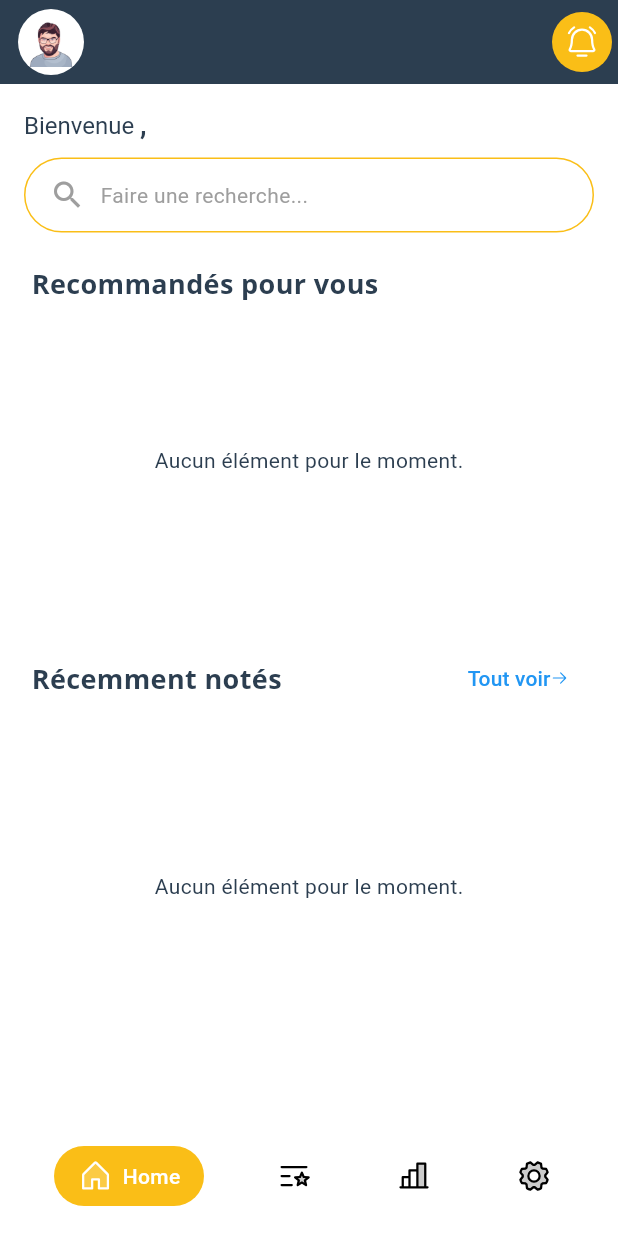
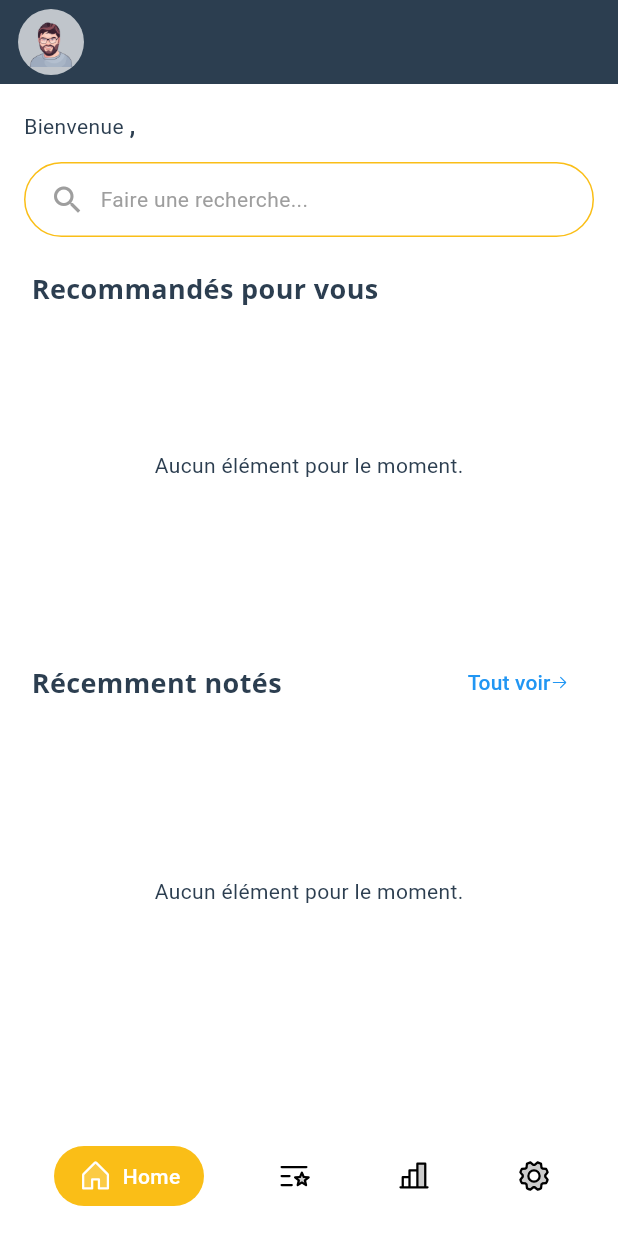
Before and after one commit to Alwil17/rate-master, a Flutter app: the HomeScreen screen opened by its route, on a phone screen of 412 x 824 dp. Run offline on Flutter 3.47's test engine with Material 3 defaults, Android fonts, the light colour scheme and no system bars; our stand-ins replace fl_chart, flutter_easyloading, go_router, package_info_plus, phosphor_flutter, shared_preferences; accounts and stored records are empty; generated files the repository leaves out were written again.

```diff
--- a/lib/screens/home/home_screen.dart
+++ b/lib/screens/home/home_screen.dart
@@ -59,14 +59,11 @@
                   children: [
                     TextSpan(
                       text: "${locale.welcome} ",
-                      style: TextStyle(
-                        fontSize: 16,
-                      ),
+                      style: Theme.of(context).textTheme.bodyMedium,
                     ),
                     TextSpan(
                       text: "${authProvider.user!.name},",
-                      style: TextStyle(
-                        fontSize: 18,
+                      style: Theme.of(context).textTheme.bodyLarge?.copyWith(
                         fontWeight: FontWeight.bold,
                       ),
                     ),
--- a/lib/screens/home/widgets/home_app_bar.dart
+++ b/lib/screens/home/widgets/home_app_bar.dart
@@ -7,18 +7,18 @@
 PreferredSizeWidget homeAppBar(
     BuildContext context, VoidCallback? onRefresh) {
   return AppBar(
-    elevation: 0,
     leading: InkWell(
       onTap: () => context.pushNamed(APP_PAGES.profile.toName),
       child: Padding(
         padding: const EdgeInsets.only(left: 12.0),
         child: CircleAvatar(
-          backgroundColor: Colors.white,
+          backgroundColor: Colors.white70,
           child: Image.asset("assets/images/avatar.png"),
         ),
       ),
     ),
     actions: [
+      // TODO: Add a notification icon
       /*IconButton(
         style: ButtonStyle(
           backgroundColor: WidgetStatePropertyAll(AppColors.accent),
@@ -32,7 +32,7 @@
             color: Colors.white),
         onPressed: onRefresh,
       ),*/
-      IconButton(
+      /*IconButton(
         style: ButtonStyle(
           backgroundColor: WidgetStatePropertyAll(AppColors.accent),
           shape: WidgetStatePropertyAll(
@@ -44,7 +44,7 @@
         icon: PhosphorIcon(PhosphorIconsRegular.bellSimpleRinging,
             color: Colors.white),
         onPressed: () {},
-      ),
+      ),*/
     ],
   );
 }
--- a/lib/shared/theme/theme.dart
+++ b/lib/shared/theme/theme.dart
@@ -85,7 +85,7 @@
   hintColor: AppColors.secondaryAccent,
   fontFamily: 'Roboto',
   cardTheme: const CardTheme(
-    color: Color(0xFF212330),
+    color: const Color(0xFF212330),
     elevation: 1,
     clipBehavior: Clip.antiAlias,
     shape: RoundedRectangleBorder(
@@ -104,7 +104,7 @@
     shape: RoundedRectangleBorder(borderRadius: BorderRadius.circular(8)),
   ),
   appBarTheme: const AppBarTheme(
-    color: Colors.grey,
+    color: Colors.black26,
     iconTheme: IconThemeData(color: AppColors.primaryText),
     titleTextStyle: TextStyle(color: AppColors.primaryText, fontSize: 20),
   ),
```
